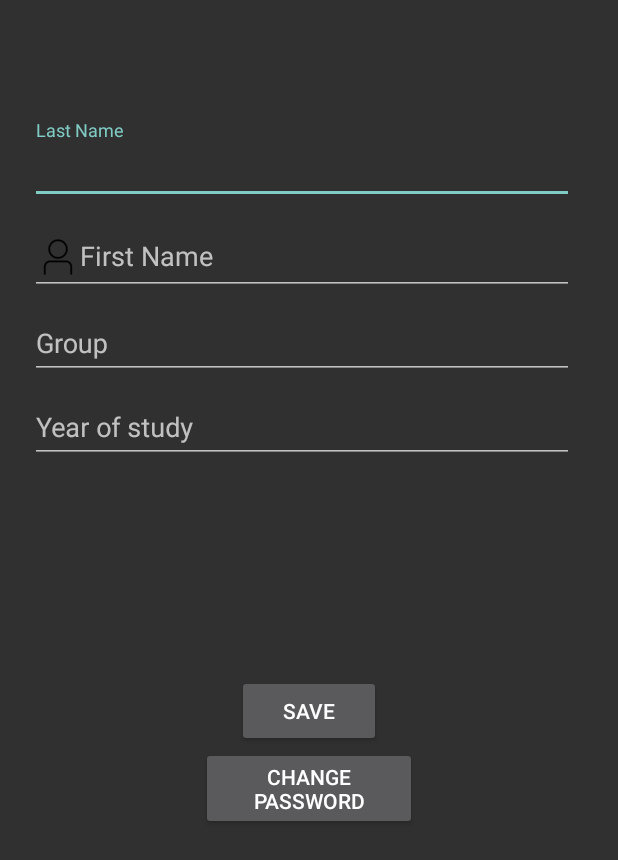
After one commit to ioanacic/Licenta-QR-Code-Scanner, an Android app: the StudentProfileActivity screen opened directly, with no data from a screen before it, on a phone screen of 412 x 824 dp. The commit adds this screen. Shown: the top 860 px of the screen. Run offline under Robolectric (Android 15) with nearby library versions, the phone set to English and light mode, and no system bars; our stand-ins replace Firebase (no records; nobody signed in at launch, a user with empty details on screens opened directly); 5 statements that could not run were skipped.

Commit message:
student can edit profile

```diff
--- a/app/src/main/AndroidManifest.xml
+++ b/app/src/main/AndroidManifest.xml
@@ -76,6 +76,9 @@
 
         <activity android:name=".AddSubjectActivity"
             android:label="Add new subject to professor"/>
+
+        <activity android:name=".StudentProfileActivity"
+            android:label="Profile for student"/>
     </application>
 
 </manifest>
--- a/app/src/main/java/com/google/android/gms/samples/vision/barcodereader/StudentAccountActivity.java
+++ b/app/src/main/java/com/google/android/gms/samples/vision/barcodereader/StudentAccountActivity.java
@@ -33,46 +33,10 @@ public class StudentAccountActivity extends Activity implements View.OnClickList
         findViewById(R.id.read_barcode).setOnClickListener(this);
         findViewById(R.id.historyButton).setOnClickListener(this);
         findViewById(R.id.signOutButton).setOnClickListener(this);
+        findViewById(R.id.studentProfileButton).setOnClickListener(this);
 
         mAuth = FirebaseAuth.getInstance();
-
-//        getFirebaseData();
     }
-
-//    public void getFirebaseData() {
-//        mDatabase = FirebaseDatabase.getInstance().getReference("users");
-//        mDatabase.child(mAuth.getCurrentUser().getUid()).addListenerForSingleValueEvent(new ValueEventListener() {
-//            @Override
-//            public void onDataChange(@NonNull DataSnapshot dataSnapshot) {
-//                Map<String, Object> map = (HashMap<String, Object>) dataSnapshot.getValue();
-//                for (HashMap.Entry i : map.entrySet()) {
-//                    if (i.getKey().equals("answers")) {
-//                        Map<String, Object> answersHM = (Map<String, Object>) i.getValue();
-//                        for (HashMap.Entry ii : answersHM.entrySet()) {
-//                            Map<String, Map<String, Object>> oneAnswer = (Map<String, Map<String, Object>>) ii.getValue();
-//                            String answer = "";
-//                            boolean correct = false;
-//                            for (HashMap.Entry oneField : oneAnswer.entrySet()) {
-//                                if (oneField.getKey().equals("answer")) {
-//                                    answer = (String) oneField.getValue();
-//                                }
-//                                if (oneField.getKey().equals("correct")) {
-//                                    correct = (boolean) oneField.getValue();
-//                                }
-//                            }
-//                            AnsweredQuestion aQ = new AnsweredQuestion(answer, correct);
-//                            answers.add(aQ);
-//                        }
-//                    }
-//                }
-//            }
-//
-//            @Override
-//            public void onCancelled(@NonNull DatabaseError databaseError) {
-//
-//            }
-//        });
-//    }
 
     @Override
     public void onClick(View v) {
@@ -89,5 +53,9 @@ public class StudentAccountActivity extends Activity implements View.OnClickList
             Intent intent = new Intent(this, HistoryActivity.class);
             startActivity(intent);
         }
+        if (v.getId() == R.id.studentProfileButton) {
+            Intent intent = new Intent(this, StudentProfileActivity.class);
+            startActivity(intent);
+        }
     }
 }
--- /dev/null
+++ b/app/src/main/java/com/google/android/gms/samples/vision/barcodereader/StudentProfileActivity.java
@@ -0,0 +1,113 @@
+package com.google.android.gms.samples.vision.barcodereader;
+
+import android.app.Activity;
+import android.content.Intent;
+import android.os.Bundle;
+import android.support.annotation.NonNull;
+import android.support.design.widget.TextInputEditText;
+import android.view.View;
+import android.widget.EditText;
+
+import com.google.firebase.auth.FirebaseAuth;
+import com.google.firebase.database.DataSnapshot;
+import com.google.firebase.database.DatabaseError;
+import com.google.firebase.database.DatabaseReference;
+import com.google.firebase.database.FirebaseDatabase;
+import com.google.firebase.database.ValueEventListener;
+
+import java.util.ArrayList;
+import java.util.HashMap;
+import java.util.List;
+import java.util.Map;
+
+public class StudentProfileActivity extends Activity implements View.OnClickListener {
+
+    TextInputEditText lastNameField;
+    TextInputEditText firstNameField;
+    TextInputEditText groupField;
+    TextInputEditText yearOfStudyField;
+
+    Student currentStudent;
+
+    private FirebaseAuth mAuth;
+    private DatabaseReference mDatabase;
+
+    @Override
+    protected void onCreate(Bundle savedInstanceState) {
+        super.onCreate(savedInstanceState);
+        setContentView(R.layout.student_profile_activity);
+
+        lastNameField = (TextInputEditText) findViewById(R.id.changeLNameField);
+        firstNameField = (TextInputEditText) findViewById(R.id.changeFNameField);
+        groupField = (TextInputEditText) findViewById(R.id.changeGroupField);
+        yearOfStudyField = (TextInputEditText) findViewById(R.id.changeYearField);
+
+        findViewById(R.id.saveChangesStudent).setOnClickListener(this);
+        findViewById(R.id.changePasswordStudent).setOnClickListener(this);
+
+        mAuth = FirebaseAuth.getInstance();
+        mDatabase = FirebaseDatabase.getInstance().getReference("users").child(mAuth.getCurrentUser().getUid());
+
+        getStudentInfo();
+    }
+
+    public void getStudentInfo() {
+        mDatabase.addListenerForSingleValueEvent(new ValueEventListener() {
+            @Override
+            public void onDataChange(@NonNull DataSnapshot dataSnapshot) {
+                Map<String, Object> map = (HashMap<String, Object>) dataSnapshot.getValue();
+                String lName = "", fName = "", group = "", year = "";
+                for (HashMap.Entry i : map.entrySet()) {
+                    if (i.getKey().equals("lastName")) {
+                        lName = i.getValue().toString();
+                        lastNameField.setText(lName);
+                    } else if (i.getKey().equals("firstName")) {
+                        fName = i.getValue().toString();
+                        firstNameField.setText(fName);
+                    } else if (i.getKey().equals("group")) {
+                        group = i.getValue().toString();
+                        groupField.setText(group);
+                    } else if (i.getKey().equals("yearOfStudy")) {
+                        year = i.getValue().toString();
+                        yearOfStudyField.setText(year);
+                    }
+                }
+                currentStudent = new Student(lName, fName, group, year);
+            }
+
+            @Override
+            public void onCancelled(@NonNull DatabaseError databaseError) {
+
+            }
+        });
+    }
+
+    public void save() {
+        String lName = "", fName = "", group = "", year = "";
+        if (!lastNameField.getText().equals(currentStudent.getLastName())) {
+            lName = lastNameField.getText().toString().trim();
+            mDatabase.child("lastName").setValue(lName);
+        }
+        if (!firstNameField.getText().equals(currentStudent.getFirstName())) {
+            fName = firstNameField.getText().toString().trim();
+            mDatabase.child("firstName").setValue(fName);
+        }
+        if (!groupField.getText().equals(currentStudent.getGroup())) {
+            group = groupField.getText().toString().trim();
+            mDatabase.child("group").setValue(group);
+        }
+        if (!yearOfStudyField.getText().equals(currentStudent.getYearOfStudy())) {
+            year = yearOfStudyField.getText().toString().trim();
+            mDatabase.child("yearOfStudy").setValue(year);
+        }
+    }
+
+    @Override
+    public void onClick(View view) {
+        if (view.getId() == R.id.saveChangesStudent) {
+            save();
+            Intent intent = new Intent(StudentProfileActivity.this, StudentAccountActivity.class);
+            startActivity(intent);
+        }
+    }
+}
--- a/app/src/main/res/layout/sign_up_student_activity.xml
+++ b/app/src/main/res/layout/sign_up_student_activity.xml
@@ -144,6 +144,7 @@
                 android:layout_width="wrap_content"
                 android:layout_height="wrap_content"
                 android:ems="10"
+                android:hint="Example: 1, 2, 3..."
                 android:inputType="number" />
         </TableRow>
 
--- a/app/src/main/res/layout/student_account_activity.xml
+++ b/app/src/main/res/layout/student_account_activity.xml
@@ -11,12 +11,12 @@
     android:paddingBottom="@dimen/activity_vertical_margin"
     tools:context="com.google.android.gms.samples.vision.barcodereader.StudentAccountActivity">
 
-    <TextView
-        android:id="@+id/barcode_value"
-        android:layout_width="match_parent"
-        android:layout_height="wrap_content"
-        android:layout_marginTop="110dp"
-        android:textAppearance="?android:attr/textAppearanceLarge" />
+    <ImageButton
+        android:id="@+id/studentProfileButton"
+        android:layout_width="27dp"
+        android:layout_height="36dp"
+        android:background="@null"
+        android:src="@drawable/profile" />
 
     <Space
         android:layout_width="match_parent"
--- /dev/null
+++ b/app/src/main/res/layout/student_profile_activity.xml
@@ -0,0 +1,173 @@
+<?xml version="1.0" encoding="utf-8"?>
+<LinearLayout xmlns:android="http://schemas.android.com/apk/res/android"
+    android:orientation="vertical" android:layout_width="match_parent"
+    android:layout_height="match_parent">
+    tools:context="com.google.android.gms.samples.vision.barcodereader.StudentProfileActivity
+
+    <Space
+        android:layout_width="match_parent"
+        android:layout_height="80dp" />
+
+    <TableLayout
+        android:layout_width="match_parent"
+        android:layout_height="320dp">
+
+        <TableRow
+            android:layout_width="match_parent"
+            android:layout_height="match_parent">
+
+            <Space
+                android:layout_width="20dp"
+                android:layout_height="wrap_content" />
+
+            <android.support.design.widget.TextInputLayout
+                android:layout_width="match_parent"
+                android:layout_height="wrap_content">
+
+                <android.support.design.widget.TextInputEditText
+                    android:id="@+id/changeLNameField"
+                    android:layout_width="match_parent"
+                    android:layout_height="wrap_content"
+                    android:ems="17"
+                    android:hint="Last Name" />
+            </android.support.design.widget.TextInputLayout>
+
+            <Space
+                android:layout_width="10dp"
+                android:layout_height="wrap_content" />
+
+        </TableRow>
+
+        <TableRow
+            android:layout_width="match_parent"
+            android:layout_height="match_parent">
+
+            <Space
+                android:layout_width="wrap_content"
+                android:layout_height="wrap_content" />
+
+            <android.support.design.widget.TextInputLayout
+                android:layout_width="match_parent"
+                android:layout_height="wrap_content">
+
+                <android.support.design.widget.TextInputEditText
+                    android:id="@+id/changeFNameField"
+                    android:layout_width="match_parent"
+                    android:layout_height="wrap_content"
+                    android:ems="17"
+                    android:drawableStart="@drawable/profile"
+                    android:hint="First Name" />
+            </android.support.design.widget.TextInputLayout>
+
+            <Space
+                android:layout_width="wrap_content"
+                android:layout_height="wrap_content" />
+
+        </TableRow>
+
+        <TableRow
+            android:layout_width="match_parent"
+            android:layout_height="match_parent">
+
+            <Space
+                android:layout_width="wrap_content"
+                android:layout_height="wrap_content" />
+
+            <android.support.design.widget.TextInputLayout
+                android:layout_width="match_parent"
+                android:layout_height="wrap_content">
+
+                <android.support.design.widget.TextInputEditText
+                    android:id="@+id/changeGroupField"
+                    android:layout_width="match_parent"
+                    android:layout_height="wrap_content"
+                    android:ems="17"
+                    android:hint="Group" />
+            </android.support.design.widget.TextInputLayout>
+
+            <Space
+                android:layout_width="wrap_content"
+                android:layout_height="wrap_content" />
+
+        </TableRow>
+
+        <TableRow
+            android:layout_width="match_parent"
+            android:layout_height="match_parent">
+
+            <Space
+                android:layout_width="wrap_content"
+                android:layout_height="wrap_content" />
+
+            <android.support.design.widget.TextInputLayout
+                android:layout_width="match_parent"
+                android:layout_height="wrap_content">
+
+                <android.support.design.widget.TextInputEditText
+                    android:id="@+id/changeYearField"
+                    android:layout_width="match_parent"
+                    android:layout_height="wrap_content"
+                    android:ems="17"
+                    android:hint="Year of study" />
+            </android.support.design.widget.TextInputLayout>
+
+            <Space
+                android:layout_width="wrap_content"
+                android:layout_height="wrap_content" />
+
+        </TableRow>
+
+    </TableLayout>
+
+    <Space
+        android:layout_width="match_parent"
+        android:layout_height="50dp" />
+
+    <LinearLayout
+        android:layout_width="match_parent"
+        android:layout_height="wrap_content"
+        android:orientation="horizontal">
+
+        <Space
+            android:layout_width="150dp"
+            android:layout_height="match_parent"
+            android:layout_weight="1" />
+
+        <Button
+            android:id="@+id/saveChangesStudent"
+            android:layout_width="wrap_content"
+            android:layout_height="wrap_content"
+            android:layout_weight="1"
+            android:text="SAVE" />
+
+        <Space
+            android:layout_width="150dp"
+            android:layout_height="match_parent"
+            android:layout_weight="1" />
+
+    </LinearLayout>
+
+    <LinearLayout
+        android:layout_width="match_parent"
+        android:layout_height="wrap_content"
+        android:orientation="horizontal">
+
+        <Space
+            android:layout_width="wrap_content"
+            android:layout_height="wrap_content"
+            android:layout_weight="1" />
+
+        <Button
+            android:id="@+id/changePasswordStudent"
+            android:layout_width="10dp"
+            android:layout_height="wrap_content"
+            android:layout_weight="1"
+            android:text="Change password" />
+
+        <Space
+            android:layout_width="wrap_content"
+            android:layout_height="wrap_content"
+            android:layout_weight="1" />
+    </LinearLayout>
+
+</LinearLayout>
```
Also changed, not shown: app/src/main/res/drawable-hdpi/profile.png (added).
